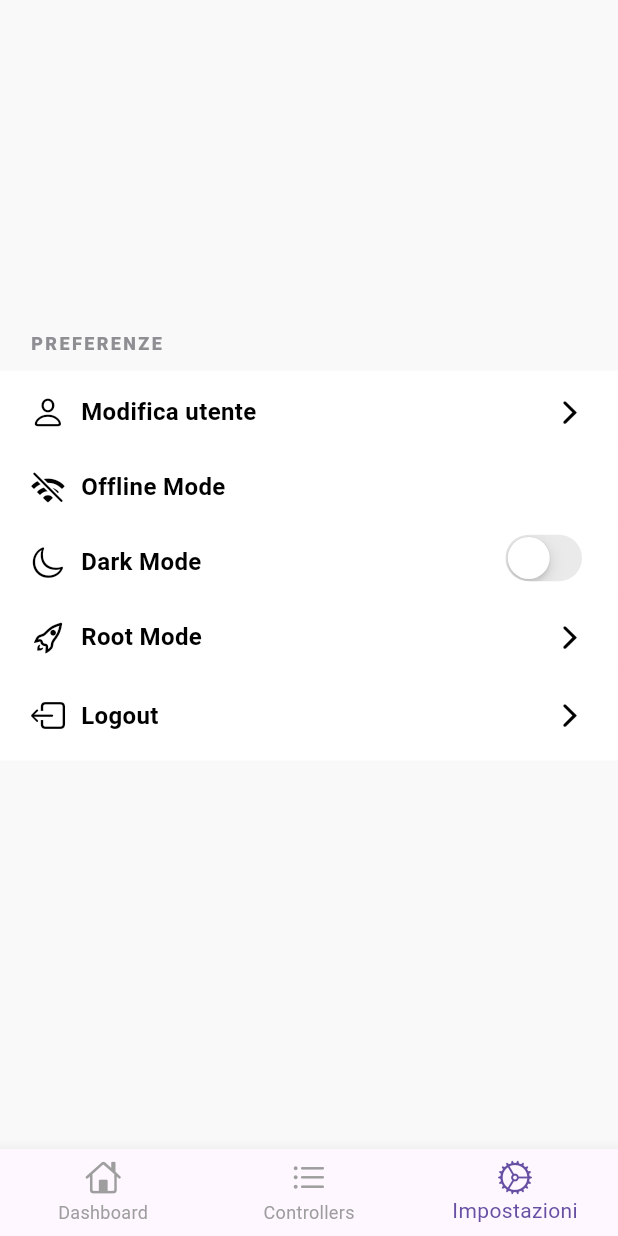
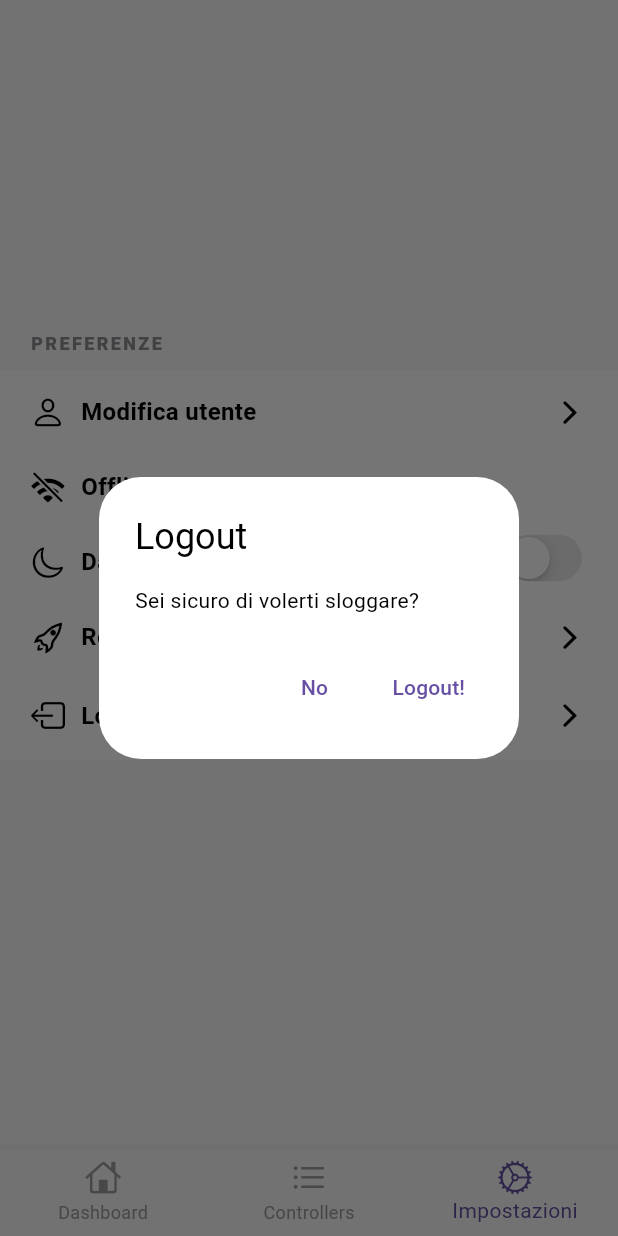
Before and after one commit to stebaia/ups_flutter_app, a Flutter app: the HomePageScreen screen opened directly with empty values, item 3 of the bottom bar chosen, after a tap on "Logout", on a phone screen of 412 x 824 dp. Run offline on Flutter 3.47's test engine with Material 2 defaults, Android fonts, the phone set to English and light mode, and no system bars; our stand-ins replace flutter_mobx, flutter_secure_storage, fluttertoast, go_router, lottie, mobx and 2 more; missing offline and left inert: dart:ffi, http_retry; accounts and stored records are empty; generated files the repository leaves out were written again.

Commit message:
add dark theme and logout

```diff
--- a/lib/ui/dashboard_page.dart
+++ b/lib/ui/dashboard_page.dart
@@ -1,3 +1,4 @@
+import 'package:flutter/cupertino.dart';
 import 'package:flutter/material.dart';
 import 'package:flutter/src/foundation/key.dart';
 import 'package:flutter/src/widgets/framework.dart';
@@ -16,6 +17,7 @@ import 'package:ups_flutter_app/utils/theme_helper.dart';
 import 'dart:async';
 import '../model/user.dart';
 import '../provider/bottom_navigation_bar_provider.dart';
+import '../provider/dark_theme_provider.dart';
 
 class DashboardPage extends StatefulWidget {
   const DashboardPage({super.key, required this.user});
@@ -62,7 +64,7 @@ class _DashboardPageState extends State<DashboardPage>
     final _screenindexprovider =
         Provider.of<BottomNavigationBarProvider>(context);
     int currentScreenIndex = _screenindexprovider.currentIndex;
-
+    final themeChange = Provider.of<DarkThemeProvider>(context);
     return Container(
         padding: EdgeInsets.only(left: 20, right: 20),
         child: Column(
@@ -76,11 +78,16 @@ class _DashboardPageState extends State<DashboardPage>
               'Dashboard',
               style: TextStyle(
                 fontSize: 14,
+                color: themeChange.darkTheme ? Colors.white : Colors.black,
               ),
             ),
             Text(
               'Gestisci i tuoi ups',
-              style: TextStyle(fontSize: 24, fontWeight: FontWeight.bold),
+              style: TextStyle(
+                fontSize: 24,
+                fontWeight: FontWeight.bold,
+                color: themeChange.darkTheme ? Colors.white : Colors.black,
+              ),
             ),
             SizedBox(
               height: 30,
@@ -165,7 +172,9 @@ class _DashboardPageState extends State<DashboardPage>
               alignment: Alignment.center,
               child: Container(
                 decoration: BoxDecoration(
-                  color: Colors.white,
+                  color: themeChange.darkTheme
+                      ? CupertinoColors.label
+                      : Colors.white,
                   borderRadius: BorderRadius.circular(16),
                   boxShadow: [
                     BoxShadow(
@@ -202,7 +211,9 @@ class _DashboardPageState extends State<DashboardPage>
                               alignment: Alignment.centerLeft,
                               padding: EdgeInsets.all(4),
                               decoration: BoxDecoration(
-                                  color: Colors.white,
+                                  color: themeChange.darkTheme
+                                      ? CupertinoColors.label
+                                      : Colors.white,
                                   borderRadius: BorderRadius.circular(10)),
                               child: Row(
                                 mainAxisAlignment:
@@ -227,12 +238,21 @@ class _DashboardPageState extends State<DashboardPage>
                                             controllerStore
                                                 .controllers[index].name!,
                                             style: TextStyle(
-                                                fontWeight: FontWeight.bold),
+                                              fontWeight: FontWeight.bold,
+                                              color: themeChange.darkTheme
+                                                  ? Colors.white
+                                                  : CupertinoColors.label,
+                                            ),
                                           ),
                                           Text(
                                             controllerStore
                                                 .controllers[index].lastCheck!,
-                                            style: TextStyle(fontSize: 12),
+                                            style: TextStyle(
+                                              fontSize: 12,
+                                              color: themeChange.darkTheme
+                                                  ? Colors.white
+                                                  : CupertinoColors.label,
+                                            ),
                                           )
                                         ],
                                       )
--- a/lib/ui/home_page.dart
+++ b/lib/ui/home_page.dart
@@ -18,6 +18,7 @@ import 'package:flutter_gen/gen_l10n/app_localizations.dart';
 import 'package:ups_flutter_app/utils/theme_helper.dart';
 import '../model/user.dart';
 import '../provider/bottom_navigation_bar_provider.dart';
+import '../provider/dark_theme_provider.dart';
 import '../store/bottomNavigationBar_store/bottomNavigation_store.dart';
 
 class HomePageScreen extends StatefulWidget {
@@ -69,10 +70,16 @@ class _HomePageScreenState extends State<HomePageScreen> {
   Widget build(BuildContext context) {
     final _screenindexprovider =
         Provider.of<BottomNavigationBarProvider>(context);
+    final themeChange = Provider.of<DarkThemeProvider>(context);
     return Scaffold(
-      backgroundColor: ThemeHelper.backgroundLight,
+      backgroundColor: themeChange.darkTheme
+          ? Color.fromARGB(255, 20, 20, 20)
+          : ThemeHelper.backgroundLight,
       body: _widgetPages(user)[_screenindexprovider.currentIndex],
       bottomNavigationBar: BottomNavigationBar(
+        backgroundColor: themeChange.darkTheme
+            ? Color.fromARGB(255, 20, 20, 20)
+            : ThemeHelper.backgroundLight,
         items: _widgetTab(user),
         unselectedItemColor: Colors.grey,
         currentIndex: _screenindexprovider.currentIndex,
--- a/lib/ui/settings_page.dart
+++ b/lib/ui/settings_page.dart
@@ -2,6 +2,8 @@ import 'package:flutter/cupertino.dart';
 import 'package:flutter/material.dart';
 import 'package:provider/provider.dart';
 import 'package:flutter_gen/gen_l10n/app_localizations.dart';
+import 'package:ups_flutter_app/ui/login_page.dart';
+import 'package:ups_flutter_app/utils/secure_storage.dart';
 
 import '../model/user.dart';
 import '../provider/dark_theme_provider.dart';
@@ -23,6 +25,47 @@ class _SettingUserScreenState extends State<SettingsPage> {
   @override
   Widget build(BuildContext context) {
     final themeChange = Provider.of<DarkThemeProvider>(context);
+
+    void _showLogoutDialog() {
+      showDialog(
+          context: context,
+          builder: (context) {
+            return AlertDialog(
+              backgroundColor: themeChange.darkTheme
+                  ? Color.fromARGB(255, 20, 20, 20)
+                  : Colors.white,
+              title: Text(
+                'Logout',
+                style: TextStyle(
+                    color: themeChange.darkTheme ? Colors.white : Colors.black),
+              ),
+              content: Text('Sei sicuro di volerti sloggare?',
+                  style: TextStyle(
+                      color:
+                          themeChange.darkTheme ? Colors.white : Colors.black)),
+              actions: <Widget>[
+                TextButton(
+                    onPressed: () {
+                      Navigator.pop(context);
+                    },
+                    child: Text('No')),
+                TextButton(
+                  onPressed: () {
+                    SecureStorage secureStorage = SecureStorage();
+                    secureStorage.deleteSecureData().then((value) =>
+                        Navigator.pushAndRemoveUntil(
+                            context,
+                            MaterialPageRoute(
+                                builder: ((context) => LoginPageScreen())),
+                            (route) => false));
+                  },
+                  child: Text('Logout!'),
+                )
+              ],
+            );
+          });
+    }
+
     return SingleChildScrollView(
         child: Column(children: [
       Container(
@@ -267,23 +310,9 @@ class _SettingUserScreenState extends State<SettingsPage> {
               ),
             ),
           ),
-          onTap: () {}),
+          onTap: () {
+            _showLogoutDialog();
+          }),
     ]));
   }
-
-  Future<void> showInformationDialog(
-      BuildContext context, Color backgroundColor, Color anotherColor) async {
-    return await showDialog(
-        context: context,
-        builder: (context) {
-          return StatefulBuilder(builder: (context, setState) {
-            return AlertDialog(
-                backgroundColor: backgroundColor,
-                content: Container(
-                  height: 300,
-                  width: 300,
-                ));
-          });
-        });
-  }
 }
--- a/lib/utils/secure_storage.dart
+++ b/lib/utils/secure_storage.dart
@@ -13,6 +13,12 @@ class SecureStorage {
     await storage.write(key: _userKey, value: json.encode(user));
   }
 
+  Future<void> deleteSecureData() async {
+    await storage.delete(
+      key: _userKey,
+    );
+  }
+
   Future<String?> getUserFromStorage() async {
     try {
       return await storage.read(key: _userKey);
```
Also changed, not shown: lib/ui/controller_list.dart (+23 -8 lines), lib/ui/login_page.dart (+13 -2 lines).
